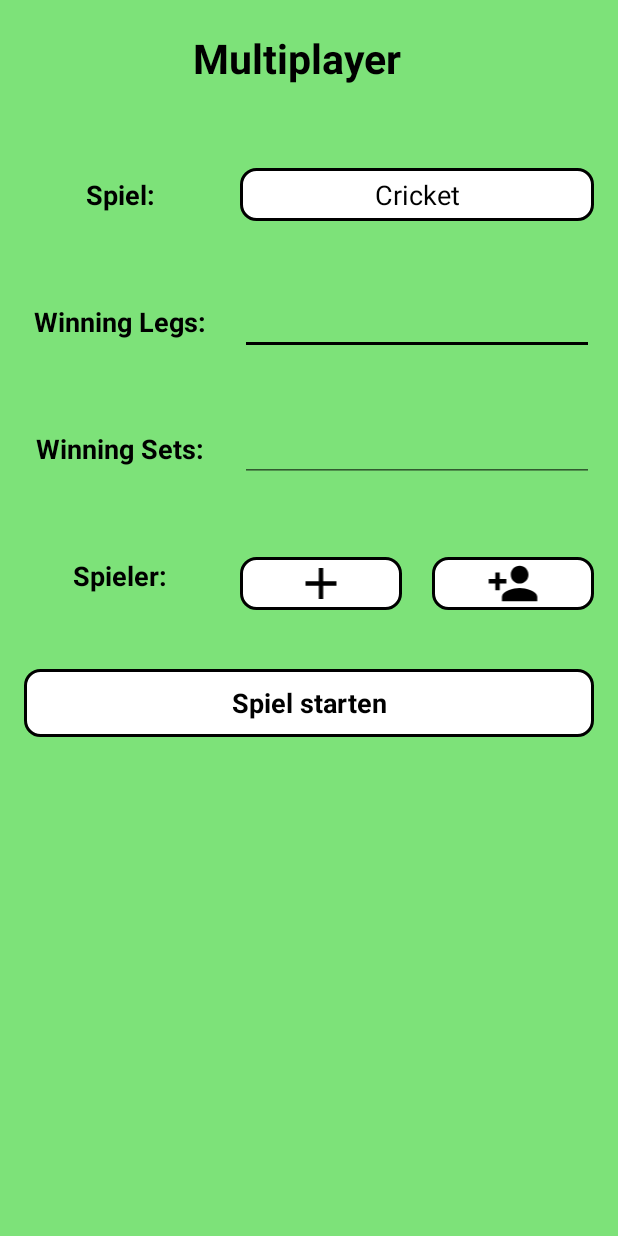
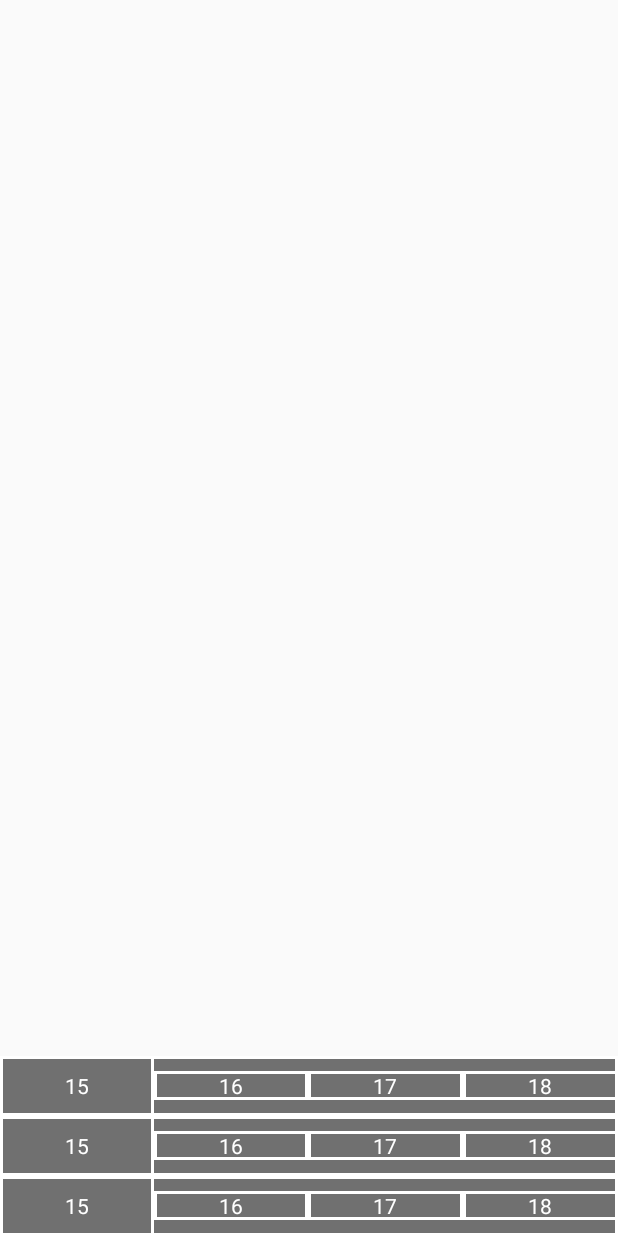
Before and after one commit to Vlntin/Dartoli_Dart, an Android app: the MultiplayerActivity screen opened directly, with no data from a screen before it, after a tap on "Spiel starten", on a phone screen of 412 x 824 dp. Run offline under Robolectric (Android 15) with nearby library versions, the phone set to English and light mode, and no system bars; 2 statements that could not run were skipped.

Commit message:
Start cricket UI

```diff
--- /dev/null
+++ b/app/src/main/java/com/example/dartoli/activities/CricketActivity.kt
@@ -0,0 +1,12 @@
+package com.example.dartoli.activities
+
+import androidx.appcompat.app.AppCompatActivity
+import android.os.Bundle
+import com.example.dartoli.R
+
+class CricketActivity : AppCompatActivity() {
+    override fun onCreate(savedInstanceState: Bundle?) {
+        super.onCreate(savedInstanceState)
+        setContentView(R.layout.activity_cricket)
+    }
+}
--- a/app/src/main/java/com/example/dartoli/activities/MultiplayerActivity.kt
+++ b/app/src/main/java/com/example/dartoli/activities/MultiplayerActivity.kt
@@ -2,12 +2,13 @@ package com.example.dartoli.activities
 
 import android.annotation.SuppressLint
 import android.app.Dialog
+import android.content.Intent
 import android.os.Bundle
 import android.util.TypedValue
 import android.view.Gravity
+import android.view.MotionEvent
 import android.view.View
 import android.view.ViewGroup
-import android.widget.Button
 import android.widget.EditText
 import android.widget.ImageView
 import android.widget.LinearLayout
@@ -24,7 +25,7 @@ import com.example.dartoli.data.PlayerDatabaseHandler
 import com.example.dartoli.databinding.ActivityMultiplayerBinding
 import com.example.dartoli.model.Game
 import com.example.dartoli.model.Player
-
+import android.view.View.OnLongClickListener;
 
 class MultiplayerActivity : AppCompatActivity() {
 
@@ -42,7 +43,8 @@ class MultiplayerActivity : AppCompatActivity() {
     lateinit var customDialog: Dialog
     private lateinit var chosen_game : Game
 
-    @SuppressLint("ResourceAsColor")
+
+    @SuppressLint("ResourceAsColor", "ResourceType")
     override fun onCreate(savedInstanceState: Bundle?) {
         super.onCreate(savedInstanceState)
         binding = ActivityMultiplayerBinding.inflate(layoutInflater)
@@ -53,9 +55,6 @@ class MultiplayerActivity : AppCompatActivity() {
         popupMenu_games = PopupMenu(this, game_selection_button)
 
         val gamesDB = GamesDatabaseHandler(this)
-        gamesDB.addGame(Game(1,"Cricket", "jdjssf"))
-        gamesDB.addGame(Game(2,"501", "jdjssf"))
-        gamesDB.addGame(Game(3,"Around the Clock", "jdjssf"))
         val games_list = gamesDB.readAllGames()
         game_selection_button.setText(games_list[0].name)
         chosen_game = games_list[0]
@@ -121,8 +120,8 @@ class MultiplayerActivity : AppCompatActivity() {
         customDialog.setContentView(R.layout.custom_dialog_resource);
         customDialog.getWindow()?.setLayout(ViewGroup.LayoutParams.WRAP_CONTENT,ViewGroup.LayoutParams.WRAP_CONTENT);
 
-        val btnSubmit = customDialog.findViewById<Button>(R.id.btnSubmit)
-        val btnDismiss = customDialog.findViewById<Button>(R.id.btnDismiss)
+        val btnSubmit = customDialog.findViewById<ImageView>(R.id.btnSubmit)
+        val btnDismiss = customDialog.findViewById<ImageView>(R.id.btnDismiss)
         val newName = customDialog.findViewById<EditText>(R.id.edit_text_player_name)
         btnSubmit.setOnClickListener(View.OnClickListener() {
             val myDB = PlayerDatabaseHandler(this)
@@ -138,10 +137,12 @@ class MultiplayerActivity : AppCompatActivity() {
 
         start_game_button = binding.startGameButton
         start_game_button.setOnClickListener{
-            Toast.makeText(this, selected_players.size.toString(),
-                Toast.LENGTH_LONG).show();
+            startActivity(Intent(this@MultiplayerActivity, CricketActivity::class.java))
+            finish()
         }
+
     }
+
 
     private fun add_player_to_list(name: String): Boolean{
         val tv = TextView(this)
@@ -150,8 +151,21 @@ class MultiplayerActivity : AppCompatActivity() {
         tv.setTextSize(TypedValue.COMPLEX_UNIT_DIP, 20f)
         tv.gravity = Gravity.CENTER
         tv.setText(name)
+        tv.id = name.hashCode()
         tv.setTextColor(getResources().getColor(R.color.black))
         tv.setLayoutParams(layoutParams)
+        tv.setOnClickListener() {
+            for (element in players_dataset){
+                if (element.playerName == name){
+                    selected_players.remove(element)
+                    player_list_view.removeView(tv)
+                    if(selected_players.size == 0){
+                        player_list_scroll_view.setVisibility(View.GONE)
+                    }
+                }
+            }
+
+        }
         player_list_view.addView(tv)
         player_list_scroll_view.setVisibility(View.VISIBLE)
         for (i in players_dataset.indices) {
--- a/app/src/main/res/drawable/add_person_icon.xml
+++ b/app/src/main/res/drawable/add_person_icon.xml
@@ -1,3 +1,4 @@
+<?xml version="1.0" encoding="utf-8"?>
 <vector android:height="20dp" android:tint="@color/black"
 android:viewportHeight="24" android:viewportWidth="24"
 android:width="20dp" xmlns:android="http://schemas.android.com/apk/res/android">
--- /dev/null
+++ b/app/src/main/res/drawable/check_icon.xml
@@ -0,0 +1,7 @@
+<?xml version="1.0" encoding="utf-8"?>
+<vector android:height="20dp" android:tint="@color/green"
+android:viewportHeight="24" android:viewportWidth="24"
+android:width="20dp" xmlns:android="http://schemas.android.com/apk/res/android">
+<path android:fillColor="@android:color/white" android:pathData="M9,16.17L4.83,12l-1.42,1.41L9,19 21,7l-1.41,-1.41z"/>
+
+</vector>
--- /dev/null
+++ b/app/src/main/res/drawable/close_icon.xml
@@ -0,0 +1,7 @@
+<?xml version="1.0" encoding="utf-8"?>
+<vector android:height="20dp" android:tint="@color/red"
+android:viewportHeight="24" android:viewportWidth="24"
+android:width="20dp" xmlns:android="http://schemas.android.com/apk/res/android">
+<path android:fillColor="@android:color/white" android:pathData="M19,6.41L17.59,5 12,10.59 6.41,5 5,6.41 10.59,12 5,17.59 6.41,19 12,13.41 17.59,19 19,17.59 13.41,12z"/>
+
+</vector>
--- /dev/null
+++ b/app/src/main/res/drawable/table_lines.xml
@@ -0,0 +1,12 @@
+<?xml version="1.0" encoding="utf-8"?>
+<shape
+    xmlns:android="http://schemas.android.com/apk/res/android"
+    android:shape="rectangle" >
+
+    <stroke
+        android:color="@color/white"
+        android:width="2dp"/>
+
+    <solid
+        android:color="@color/table_color"/>
+</shape>
--- /dev/null
+++ b/app/src/main/res/layout/activity_cricket.xml
@@ -0,0 +1,136 @@
+<?xml version="1.0" encoding="utf-8"?>
+<LinearLayout xmlns:android="http://schemas.android.com/apk/res/android"
+    xmlns:app="http://schemas.android.com/apk/res-auto"
+    xmlns:tools="http://schemas.android.com/tools"
+    android:layout_width="match_parent"
+    android:layout_height="match_parent">
+    <TableLayout xmlns:android="http://schemas.android.com/apk/res/android"
+        android:layout_width="match_parent"
+        android:layout_height="wrap_content"
+        android:layout_gravity="bottom"
+        android:gravity="bottom">
+        <TableRow
+            android:layout_gravity="center"
+            android:layout_height="500dp"
+            android:background="@drawable/table_lines">
+            <TextView
+                android:layout_width="wrap_content"
+                android:layout_height="40dp"
+                android:layout_weight="1"
+                android:text="15"
+                android:textColor="@color/white"
+                android:layout_gravity="center"
+                android:gravity="center"
+                android:background="@drawable/table_lines"/>
+            <TextView
+                android:layout_width="wrap_content"
+                android:layout_height="wrap_content"
+                android:layout_weight="1"
+                android:text="16"
+                android:textColor="@color/white"
+                android:layout_gravity="center"
+                android:gravity="center"
+                android:background="@drawable/table_lines"/>
+            <TextView
+                android:layout_width="wrap_content"
+                android:layout_height="wrap_content"
+                android:layout_weight="1"
+                android:text="17"
+                android:textColor="@color/white"
+                android:layout_gravity="center"
+                android:gravity="center"
+                android:background="@drawable/table_lines"/>
+            <TextView
+                android:layout_width="wrap_content"
+                android:layout_height="wrap_content"
+                android:layout_weight="1"
+                android:text="18"
+                android:textColor="@color/white"
+                android:layout_gravity="center"
+                android:gravity="center"
+                android:background="@drawable/table_lines"/>
+        </TableRow>
+        <TableRow
+            android:layout_gravity="center"
+            android:layout_height="500dp"
+            android:background="@drawable/table_lines">
+            <TextView
+                android:layout_width="wrap_content"
+                android:layout_height="40dp"
+                android:layout_weight="1"
+                android:text="15"
+                android:textColor="@color/white"
+                android:layout_gravity="center"
+                android:gravity="center"
+                android:background="@drawable/table_lines"/>
+            <TextView
+                android:layout_width="wrap_content"
+                android:layout_height="wrap_content"
+                android:layout_weight="1"
+                android:text="16"
+                android:textColor="@color/white"
+                android:layout_gravity="center"
+                android:gravity="center"
+                android:background="@drawable/table_lines"/>
+            <TextView
+                android:layout_width="wrap_content"
+                android:layout_height="wrap_content"
+                android:layout_weight="1"
+                android:text="17"
+                android:textColor="@color/white"
+                android:layout_gravity="center"
+                android:gravity="center"
+                android:background="@drawable/table_lines"/>
+            <TextView
+                android:layout_width="wrap_content"
+                android:layout_height="wrap_content"
+                android:layout_weight="1"
+                android:text="18"
+                android:textColor="@color/white"
+                android:layout_gravity="center"
+                android:gravity="center"
+                android:background="@drawable/table_lines"/>
+        </TableRow>
+        <TableRow
+            android:layout_gravity="center"
+            android:layout_height="500dp"
+            android:background="@drawable/table_lines">
+            <TextView
+                android:layout_width="wrap_content"
+                android:layout_height="40dp"
+                android:layout_weight="1"
+                android:text="15"
+                android:textColor="@color/white"
+                android:layout_gravity="center"
+                android:gravity="center"
+                android:background="@drawable/table_lines"/>
+            <TextView
+                android:layout_width="wrap_content"
+                android:layout_height="wrap_content"
+                android:layout_weight="1"
+                android:text="16"
+                android:textColor="@color/white"
+                android:layout_gravity="center"
+                android:gravity="center"
+                android:background="@drawable/table_lines"/>
+            <TextView
+                android:layout_width="wrap_content"
+                android:layout_height="wrap_content"
+                android:layout_weight="1"
+                android:text="17"
+                android:textColor="@color/white"
+                android:layout_gravity="center"
+                android:gravity="center"
+                android:background="@drawable/table_lines"/>
+            <TextView
+                android:layout_width="wrap_content"
+                android:layout_height="wrap_content"
+                android:layout_weight="1"
+                android:text="18"
+                android:textColor="@color/white"
+                android:layout_gravity="center"
+                android:gravity="center"
+                android:background="@drawable/table_lines"/>
+        </TableRow>
+    </TableLayout>
+</LinearLayout>
--- a/app/src/main/res/layout/custom_dialog_resource.xml
+++ b/app/src/main/res/layout/custom_dialog_resource.xml
@@ -34,27 +34,27 @@
             android:layout_gravity="center"/>
 
         <LinearLayout
-            android:layout_width="wrap_content"
-            android:layout_height="wrap_content"
+            android:layout_width="match_parent"
+            android:layout_height="80dp"
             android:orientation="horizontal">
-            <Button
+            <ImageView
                 android:id="@+id/btnSubmit"
-                android:layout_width="wrap_content"
-                android:layout_height="wrap_content"
-                android:text="erstellen"
-                android:textSize="12dp"
+                android:layout_width="match_parent"
+                android:layout_height="match_parent"
+                android:background="@drawable/btn_normal"
+                android:src="@drawable/check_icon"
                 android:layout_marginTop="20dp"
                 android:layout_marginRight="10dp"
                 android:layout_gravity="center"
                 android:layout_marginBottom="20dp"
                 android:layout_weight="1"/>
 
-            <Button
+            <ImageView
                 android:id="@+id/btnDismiss"
-                android:layout_width="wrap_content"
-                android:layout_height="wrap_content"
-                android:text="löschen"
-                android:textSize="12dp"
+                android:layout_width="match_parent"
+                android:layout_height="match_parent"
+                android:src="@drawable/close_icon"
+                android:background="@drawable/btn_normal"
                 android:layout_marginTop="20dp"
                 android:layout_marginLeft="10dp"
                 android:layout_gravity="center"
--- a/app/src/main/res/values/colors.xml
+++ b/app/src/main/res/values/colors.xml
@@ -2,5 +2,9 @@
 <resources>
     <color name="black">#FF000000</color>
     <color name="white">#FFFFFFFF</color>
+    <color name="red">#ff0000</color>
+    <color name="green">#008000</color>
     <color name="start_green">#7DE279</color>
+    <color name="table_color">#707070</color>
+
 </resources>
```
Also changed, not shown: app/src/main/AndroidManifest.xml (+5 -2 lines).
